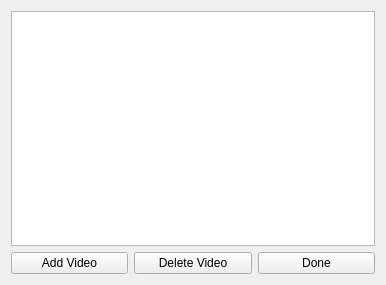
This is sceneform.ui in xciollax/VSEL as Qt 5 draws it before an edit. The edited form follows.
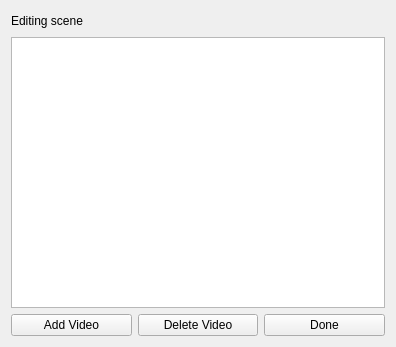
This is the edited form.

What changed in the file:
```diff
--- a/sceneform.ui
+++ b/sceneform.ui
@@ -6,16 +6,57 @@
    <rect>
     <x>0</x>
     <y>0</y>
-    <width>386</width>
-    <height>285</height>
+    <width>396</width>
+    <height>347</height>
    </rect>
   </property>
   <property name="windowTitle">
    <string>Form</string>
   </property>
-  <layout class="QGridLayout" name="gridLayout">
-   <item row="0" column="0">
     <layout class="QVBoxLayout" name="verticalLayout">
+   <item>
+    <layout class="QHBoxLayout" name="horizontalLayout">
+     <item>
+      <widget class="QLabel" name="editingLabel">
+       <property name="sizePolicy">
+        <sizepolicy hsizetype="Minimum" vsizetype="Preferred">
+         <horstretch>0</horstretch>
+         <verstretch>0</verstretch>
+        </sizepolicy>
+       </property>
+       <property name="text">
+        <string>Editing scene</string>
+       </property>
+      </widget>
+     </item>
+     <item>
+      <widget class="QLabel" name="sceneNameLabel">
+       <property name="sizePolicy">
+        <sizepolicy hsizetype="Preferred" vsizetype="Preferred">
+         <horstretch>0</horstretch>
+         <verstretch>0</verstretch>
+        </sizepolicy>
+       </property>
+       <property name="text">
+        <string/>
+       </property>
+      </widget>
+     </item>
+     <item>
+      <spacer name="horizontalSpacer">
+       <property name="orientation">
+        <enum>Qt::Horizontal</enum>
+       </property>
+       <property name="sizeHint" stdset="0">
+        <size>
+         <width>40</width>
+         <height>20</height>
+        </size>
+       </property>
+      </spacer>
+     </item>
+    </layout>
+   </item>
      <item>
       <widget class="QTableView" name="videoTable">
        <property name="selectionMode">
@@ -27,7 +68,7 @@
       </widget>
      </item>
      <item>
-      <layout class="QHBoxLayout" name="horizontalLayout">
+    <layout class="QHBoxLayout" name="horizontalLayout_2">
        <item>
         <widget class="QPushButton" name="addVideoButton">
          <property name="text">
@@ -48,8 +89,6 @@
           <string>Done</string>
          </property>
         </widget>
-       </item>
-      </layout>
      </item>
     </layout>
    </item>
```
Lines whose indentation alone changed are shown as unchanged.
